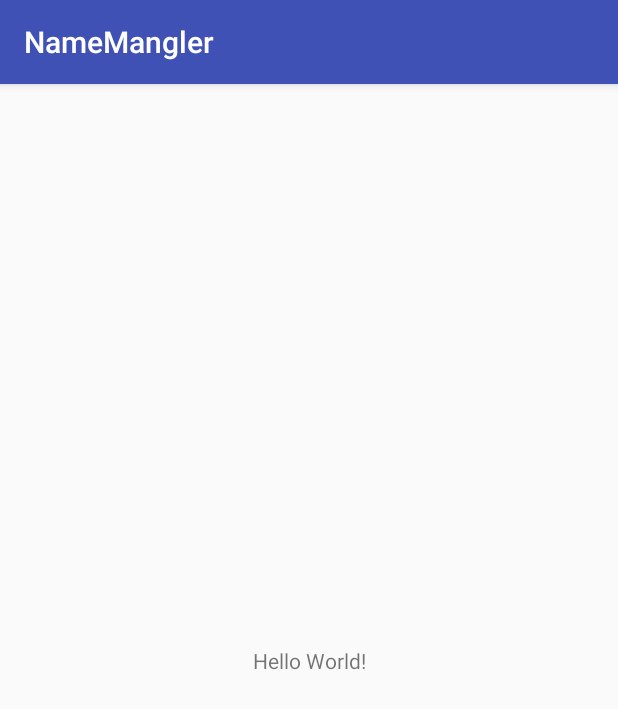
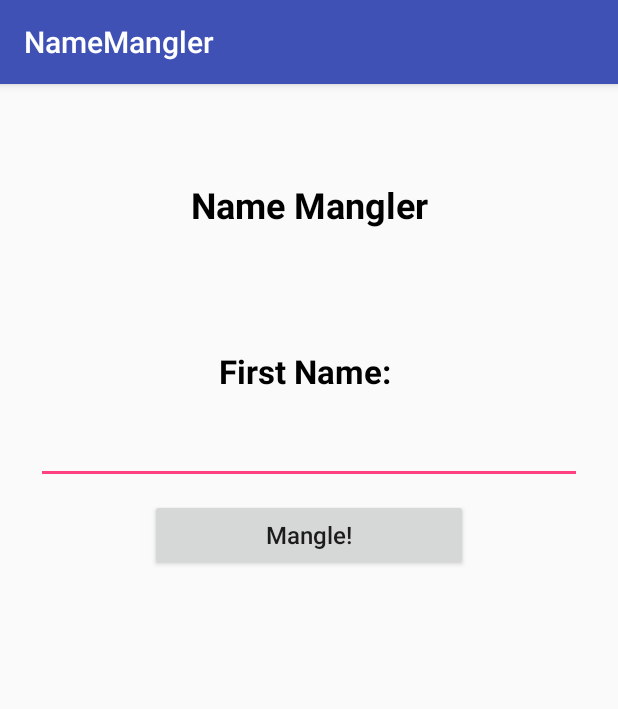
Before and after one commit to riemeri/NameMangler, an Android app: the screen it shows after launch (MainActivity), on a phone screen of 412 x 824 dp. Shown: the top 709 px of the screen. Run offline under Robolectric (Android 15) with nearby library versions, the phone set to English and light mode, and no system bars.

Commit message:
Complete build, not fully tested
-Reached a state matching assignment description, minus rotation ability

```diff
--- a/app/build.gradle
+++ b/app/build.gradle
@@ -27,4 +27,5 @@ dependencies {
     compile 'com.android.support:appcompat-v7:25.3.1'
     compile 'com.android.support.constraint:constraint-layout:1.0.2'
     testCompile 'junit:junit:4.12'
+    compile 'com.android.support:design:25.3.1'
 }
--- a/app/src/main/AndroidManifest.xml
+++ b/app/src/main/AndroidManifest.xml
@@ -16,6 +16,8 @@
                 <category android:name="android.intent.category.LAUNCHER" />
             </intent-filter>
         </activity>
+        <activity android:name=".MangledNameActivity">
+        </activity>
     </application>
 
 </manifest>
--- a/app/src/main/java/com/oregonstate/riemeri/namemangler/MainActivity.java
+++ b/app/src/main/java/com/oregonstate/riemeri/namemangler/MainActivity.java
@@ -1,13 +1,74 @@
 package com.oregonstate.riemeri.namemangler;
 
+import android.app.Activity;
+import android.content.Context;
+import android.content.Intent;
+import android.content.res.Resources;
+import android.os.SystemClock;
 import android.support.v7.app.AppCompatActivity;
 import android.os.Bundle;
+import android.view.View;
+import android.widget.Button;
+import android.widget.EditText;
+import android.widget.Toast;
+
+import java.sql.Time;
+import java.sql.Timestamp;
+import java.util.ArrayList;
+import java.util.Date;
+import java.util.List;
+import java.util.Random;
 
 public class MainActivity extends AppCompatActivity {
+    private static final String TAG = "MainActivity";
+    private static final String FIRST_NAME = "firstName";
+    private static final int REQUEST_CODE_RESET = 0;
+
+    private Button mMangleButton;
+    private EditText mNameBox;
+
+    private String mFirstName;
+    private List<String> mLastNames;
 
     @Override
     protected void onCreate(Bundle savedInstanceState) {
         super.onCreate(savedInstanceState);
         setContentView(R.layout.activity_main);
+
+        mNameBox = (EditText) findViewById(R.id.name_text);
+
+        mMangleButton = (Button) findViewById(R.id.mangle_button);
+        mMangleButton.setOnClickListener(new View.OnClickListener() {
+            @Override
+            public void onClick(View v) {
+                String firstName = mNameBox.getText().toString().trim();
+                if (firstName.length() > 0) {
+                    mFirstName = firstName;
+                    Intent intent = MangledNameActivity.newIntent(MainActivity.this, mFirstName);
+                    startActivityForResult(intent, REQUEST_CODE_RESET);
+                }
+                else {
+                    Context context = getApplicationContext();
+                    Toast toast = Toast.makeText(context, "No name entered. Please enter a name.", Toast.LENGTH_LONG);
+                    toast.show();
+                }
+            }
+        });
+    }
+
+    @Override
+    protected void onActivityResult(int requestCode, int resultCode, Intent data) {
+        if (resultCode != Activity.RESULT_OK) {
+            return;
+        }
+
+        mNameBox.setText("");
+        mFirstName = "";
+    }
+
+    @Override
+    protected void onSaveInstanceState(Bundle savedInstanceState) {
+        super.onSaveInstanceState(savedInstanceState);
+        savedInstanceState.putString(FIRST_NAME, mFirstName);
     }
 }
--- a/app/src/main/res/layout/activity_main.xml
+++ b/app/src/main/res/layout/activity_main.xml
@@ -1,18 +1,49 @@
 <?xml version="1.0" encoding="utf-8"?>
-<android.support.constraint.ConstraintLayout xmlns:android="http://schemas.android.com/apk/res/android"
-    xmlns:app="http://schemas.android.com/apk/res-auto"
-    xmlns:tools="http://schemas.android.com/tools"
+<LinearLayout
+    xmlns:android="http://schemas.android.com/apk/res/android"
     android:layout_width="match_parent"
     android:layout_height="match_parent"
-    tools:context="com.oregonstate.riemeri.namemangler.MainActivity">
+    android:orientation="vertical">
 
     <TextView
-        android:layout_width="wrap_content"
+        android:id="@+id/textView"
+        android:layout_width="match_parent"
         android:layout_height="wrap_content"
-        android:text="Hello World!"
-        app:layout_constraintBottom_toBottomOf="parent"
-        app:layout_constraintLeft_toLeftOf="parent"
-        app:layout_constraintRight_toRightOf="parent"
-        app:layout_constraintTop_toTopOf="parent" />
+        android:layout_gravity="center|top"
+        android:padding="64dp"
+        android:text="Name Mangler"
+        android:textAlignment="center"
+        android:textColor="@android:color/black"
+        android:textSize="24sp"
+        android:textStyle="bold" />
 
-</android.support.constraint.ConstraintLayout>
+    <TextView
+        android:layout_width="match_parent"
+        android:layout_height="wrap_content"
+        android:padding="16dp"
+        android:text="First Name: "
+        android:textAlignment="center"
+        android:textColor="@android:color/black"
+        android:textSize="22sp"
+        android:textStyle="bold" />
+
+    <EditText
+        android:id="@+id/name_text"
+        android:layout_width="match_parent"
+        android:layout_height="wrap_content"
+        android:layout_marginLeft="24dp"
+        android:layout_marginRight="24dp"
+        android:padding="10dp"/>
+
+    <Button
+        android:id="@+id/mangle_button"
+        android:layout_width="match_parent"
+        android:layout_height="wrap_content"
+        android:layout_marginLeft="100dp"
+        android:layout_marginRight="100dp"
+        android:layout_marginTop="10dp"
+        android:text="Mangle!"
+        android:textAllCaps="false"
+        android:textSize="16sp" />
+
+</LinearLayout>
--- a/app/src/main/res/values/colors.xml
+++ b/app/src/main/res/values/colors.xml
@@ -1,6 +1,6 @@
 <?xml version="1.0" encoding="utf-8"?>
 <resources>
     <color name="colorPrimary">#3F51B5</color>
-    <color name="colorPrimaryDark">#303F9F</color>
+    <color name="colorPrimaryDark">#334196</color>
     <color name="colorAccent">#FF4081</color>
 </resources>
--- a/app/src/main/res/values/strings.xml
+++ b/app/src/main/res/values/strings.xml
@@ -1,3 +1,8 @@
 <resources>
     <string name="app_name">NameMangler</string>
+    <string name="name1">Magnificent</string>
+    <string name="name2">Thugnificent</string>
+    <string name="name3">Mediocre</string>
+    <string name="name4">Kensington III</string>
+    <string name="name5">Barkley</string>
 </resources>
```
Also changed, not shown: app/src/main/java/com/oregonstate/riemeri/namemangler/MangledNameActivity.java (added, +63 -0 lines), app/src/main/java/com/oregonstate/riemeri/namemangler/Name.java (added, +88 -0 lines), app/src/main/res/layout/activity_mangled_name.xml (added, +37 -0 lines).
